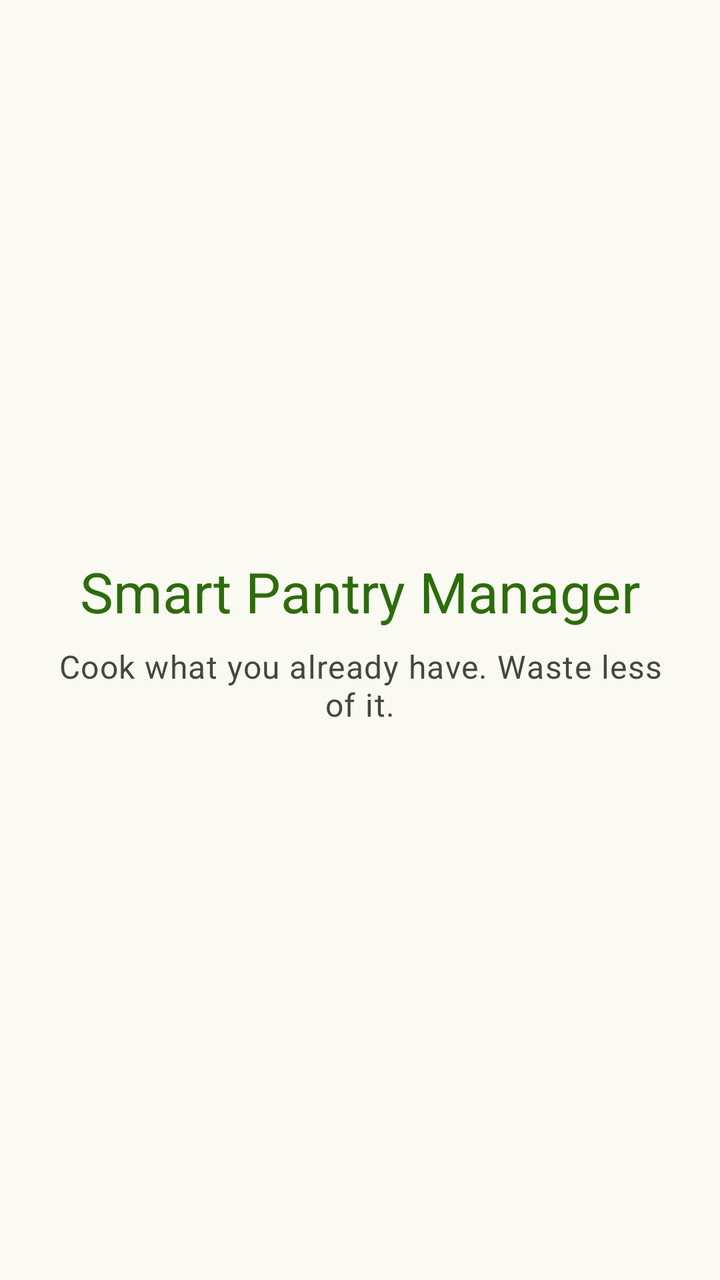
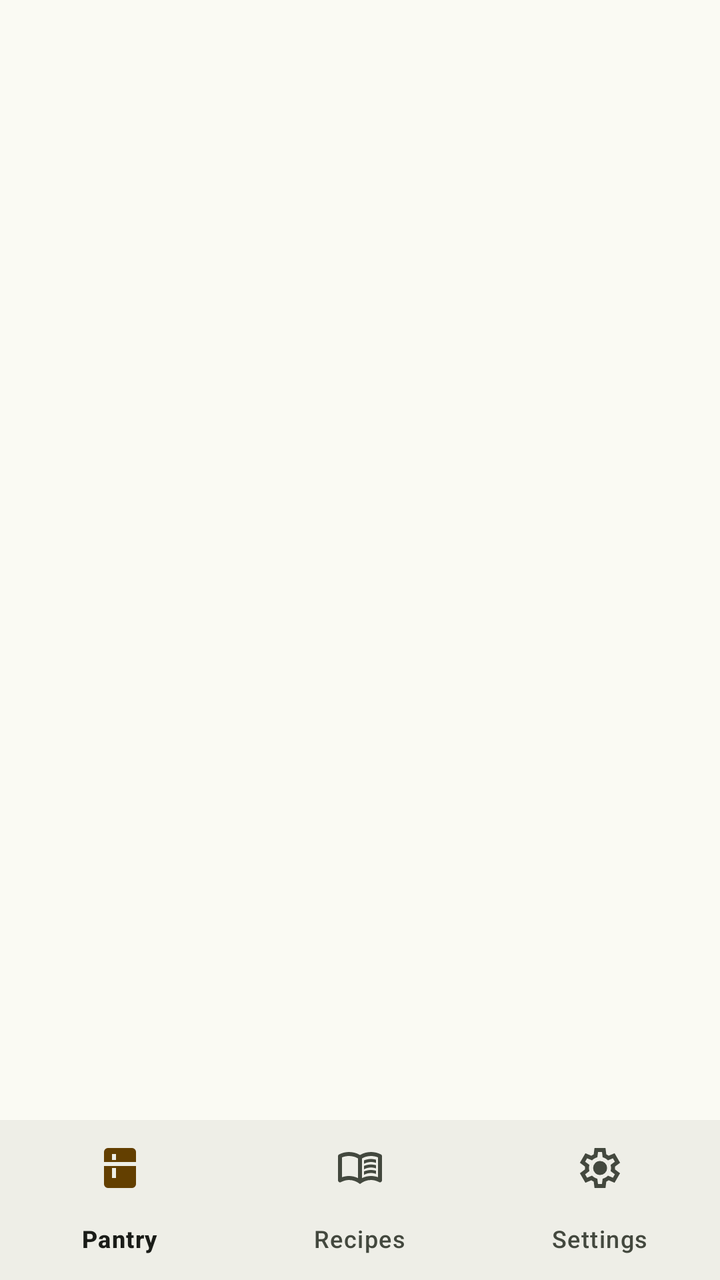

Before-and-after screenshots of an Android layout around one commit, followed by the original layout XML and the change that was made.
<!-- AndroidManifest.xml: application theme Theme.Spm -->
<!-- res/layout/activity_main.xml -->
<?xml version="1.0" encoding="utf-8"?>
<androidx.constraintlayout.widget.ConstraintLayout xmlns:android="http://schemas.android.com/apk/res/android"
    xmlns:app="http://schemas.android.com/apk/res-auto"
    xmlns:tools="http://schemas.android.com/tools"
    android:id="@+id/main"
    android:layout_width="match_parent"
    android:layout_height="match_parent"
    tools:context=".ui.MainActivity">

    <TextView
        android:id="@+id/app_title"
        android:layout_width="0dp"
        android:layout_height="wrap_content"
        android:layout_marginHorizontal="@dimen/spacing_l"
        android:gravity="center"
        android:text="@string/app_name"
        android:textAppearance="@style/TextAppearance.Spm.HeadlineMedium"
        android:textColor="?attr/colorPrimary"
        app:layout_constraintBottom_toTopOf="@id/app_tagline"
        app:layout_constraintEnd_toEndOf="parent"
        app:layout_constraintStart_toStartOf="parent"
        app:layout_constraintTop_toTopOf="parent"
        app:layout_constraintVertical_chainStyle="packed" />

    <TextView
        android:id="@+id/app_tagline"
        android:layout_width="0dp"
        android:layout_height="wrap_content"
        android:layout_marginHorizontal="@dimen/spacing_l"
        android:layout_marginTop="@dimen/spacing_s"
        android:gravity="center"
        android:text="@string/app_tagline"
        android:textAppearance="@style/TextAppearance.Spm.BodyLarge"
        android:textColor="?attr/colorOnSurfaceVariant"
        app:layout_constraintBottom_toBottomOf="parent"
        app:layout_constraintEnd_toEndOf="parent"
        app:layout_constraintStart_toStartOf="parent"
        app:layout_constraintTop_toBottomOf="@id/app_title" />

</androidx.constraintlayout.widget.ConstraintLayout>
<!-- resources referenced by this layout -->
<resources>
  <dimen name="spacing_l">24dp</dimen>
  <dimen name="spacing_s">8dp</dimen>
  <string name="app_name">Smart Pantry Manager</string>
  <string name="app_tagline">Cook what you already have. Waste less of it.</string>
  <style name="TextAppearance.Spm.BodyLarge" parent="TextAppearance.Material3.BodyLarge" />
  <style name="Theme.Spm" parent="Base.Theme.Spm" />
  <color name="md_theme_primary">#FF2D6C0A</color>
  <color name="md_theme_on_primary">#FFFFFFFF</color>
  <color name="md_theme_primary_container">#FFAEF586</color>
  <color name="md_theme_on_primary_container">#FF1D5200</color>
  <color name="md_theme_inverse_primary">#FF93D96D</color>
  <color name="md_theme_primary_fixed">#FFAEF586</color>
  <color name="md_theme_primary_fixed_dim">#FF93D96D</color>
  <color name="md_theme_on_primary_fixed">#FF072100</color>
  <color name="md_theme_on_primary_fixed_variant">#FF1D5200</color>
  <color name="md_theme_secondary">#FF835500</color>
  <color name="md_theme_on_secondary">#FFFFFFFF</color>
  <color name="md_theme_secondary_container">#FFFFDDB4</color>
  <color name="md_theme_on_secondary_container">#FF633F00</color>
  <color name="md_theme_secondary_fixed">#FFFFDDB4</color>
  <color name="md_theme_secondary_fixed_dim">#FFF9BB64</color>
  <color name="md_theme_on_secondary_fixed">#FF291800</color>
  <color name="md_theme_on_secondary_fixed_variant">#FF633F00</color>
  <color name="md_theme_tertiary">#FF386666</color>
  <color name="md_theme_on_tertiary">#FFFFFFFF</color>
  <color name="md_theme_tertiary_container">#FFBBEBEC</color>
  <color name="md_theme_on_tertiary_container">#FF1E4E4E</color>
  <color name="md_theme_tertiary_fixed">#FFBBEBEC</color>
  <color name="md_theme_tertiary_fixed_dim">#FFA0CFCF</color>
  <color name="md_theme_on_tertiary_fixed">#FF002020</color>
  <color name="md_theme_on_tertiary_fixed_variant">#FF1E4E4E</color>
  <color name="md_theme_error">#FFBA1A1A</color>
  <color name="md_theme_on_error">#FFFFFFFF</color>
  <color name="md_theme_error_container">#FFFFDAD6</color>
  <color name="md_theme_on_error_container">#FF93000A</color>
  <color name="md_theme_background">#FFFAFAF3</color>
  <color name="md_theme_on_background">#FF1A1C18</color>
  <color name="md_theme_surface">#FFFAFAF3</color>
  <color name="md_theme_on_surface">#FF1A1C18</color>
  <color name="md_theme_surface_variant">#FFE0E4D6</color>
  <color name="md_theme_on_surface_variant">#FF43483E</color>
  <color name="md_theme_surface_dim">#FFDADAD4</color>
  <color name="md_theme_surface_bright">#FFFAFAF3</color>
  <color name="md_theme_surface_container_lowest">#FFFFFFFF</color>
  <color name="md_theme_surface_container_low">#FFF4F4ED</color>
  <color name="md_theme_surface_container">#FFEEEEE7</color>
  <color name="md_theme_surface_container_high">#FFE8E9E2</color>
  <color name="md_theme_surface_container_highest">#FFE3E3DC</color>
  <color name="md_theme_inverse_surface">#FF2F312D</color>
  <color name="md_theme_inverse_on_surface">#FFF1F1EA</color>
  <color name="md_theme_outline">#FF74796D</color>
  <color name="md_theme_outline_variant">#FFC3C8BB</color>
  <style name="TextAppearance.Spm.TitleLarge" parent="TextAppearance.Material3.TitleLarge" />
  <style name="TextAppearance.Spm.TitleMedium" parent="TextAppearance.Material3.TitleMedium" />
  <style name="TextAppearance.Spm.TitleSmall" parent="TextAppearance.Material3.TitleSmall" />
  <style name="TextAppearance.Spm.BodyMedium" parent="TextAppearance.Material3.BodyMedium" />
  <style name="TextAppearance.Spm.BodySmall" parent="TextAppearance.Material3.BodySmall" />
  <style name="TextAppearance.Spm.LabelLarge" parent="TextAppearance.Material3.LabelLarge" />
  <style name="TextAppearance.Spm.LabelMedium" parent="TextAppearance.Material3.LabelMedium" />
  <style name="TextAppearance.Spm.LabelSmall" parent="TextAppearance.Material3.LabelSmall" />
  <dimen name="touch_target_min">48dp</dimen>
  <dimen name="corner_radius_medium">12dp</dimen>
  <!-- unchanged entries left out for length: 5 -->
</resources>

<!-- the commit's change to res/layout/activity_main.xml (unified diff, before → after) -->
@@ -7,34 +7,32 @@
     android:layout_height="match_parent"
     tools:context=".ui.MainActivity">
 
-    <TextView
-        android:id="@+id/app_title"
+    <com.google.android.material.appbar.MaterialToolbar
+        android:id="@+id/toolbar"
         android:layout_width="0dp"
-        android:layout_height="wrap_content"
-        android:layout_marginHorizontal="@dimen/spacing_l"
-        android:gravity="center"
-        android:text="@string/app_name"
-        android:textAppearance="@style/TextAppearance.Spm.HeadlineMedium"
-        android:textColor="?attr/colorPrimary"
-        app:layout_constraintBottom_toTopOf="@id/app_tagline"
+        android:layout_height="?attr/actionBarSize"
         app:layout_constraintEnd_toEndOf="parent"
         app:layout_constraintStart_toStartOf="parent"
         app:layout_constraintTop_toTopOf="parent"
-        app:layout_constraintVertical_chainStyle="packed" />
+        tools:title="@string/tab_pantry" />
 
-    <TextView
-        android:id="@+id/app_tagline"
+    <androidx.fragment.app.FragmentContainerView
+        android:id="@+id/fragment_container"
+        android:layout_width="0dp"
+        android:layout_height="0dp"
+        app:layout_constraintBottom_toTopOf="@id/bottom_nav"
+        app:layout_constraintEnd_toEndOf="parent"
+        app:layout_constraintStart_toStartOf="parent"
+        app:layout_constraintTop_toBottomOf="@id/toolbar" />
+
+    <com.google.android.material.bottomnavigation.BottomNavigationView
+        android:id="@+id/bottom_nav"
         android:layout_width="0dp"
         android:layout_height="wrap_content"
-        android:layout_marginHorizontal="@dimen/spacing_l"
-        android:layout_marginTop="@dimen/spacing_s"
-        android:gravity="center"
-        android:text="@string/app_tagline"
-        android:textAppearance="@style/TextAppearance.Spm.BodyLarge"
-        android:textColor="?attr/colorOnSurfaceVariant"
+        app:labelVisibilityMode="labeled"
         app:layout_constraintBottom_toBottomOf="parent"
         app:layout_constraintEnd_toEndOf="parent"
         app:layout_constraintStart_toStartOf="parent"
-        app:layout_constraintTop_toBottomOf="@id/app_title" />
+        app:menu="@menu/bottom_nav" />
 
 </androidx.constraintlayout.widget.ConstraintLayout>
<!-- resource entries referenced after the edit -->
@@ -1,9 +1,6 @@
 <!-- resources referenced by this layout -->
 <resources>
-  <dimen name="spacing_l">24dp</dimen>
-  <dimen name="spacing_s">8dp</dimen>
-  <string name="app_name">Smart Pantry Manager</string>
-  <string name="app_tagline">Cook what you already have. Waste less of it.</string>
+  <string name="tab_pantry">Pantry</string>
   <style name="TextAppearance.Spm.BodyLarge" parent="TextAppearance.Material3.BodyLarge" />
   <style name="Theme.Spm" parent="Base.Theme.Spm" />
   <color name="md_theme_primary">#FF2D6C0A</color>
